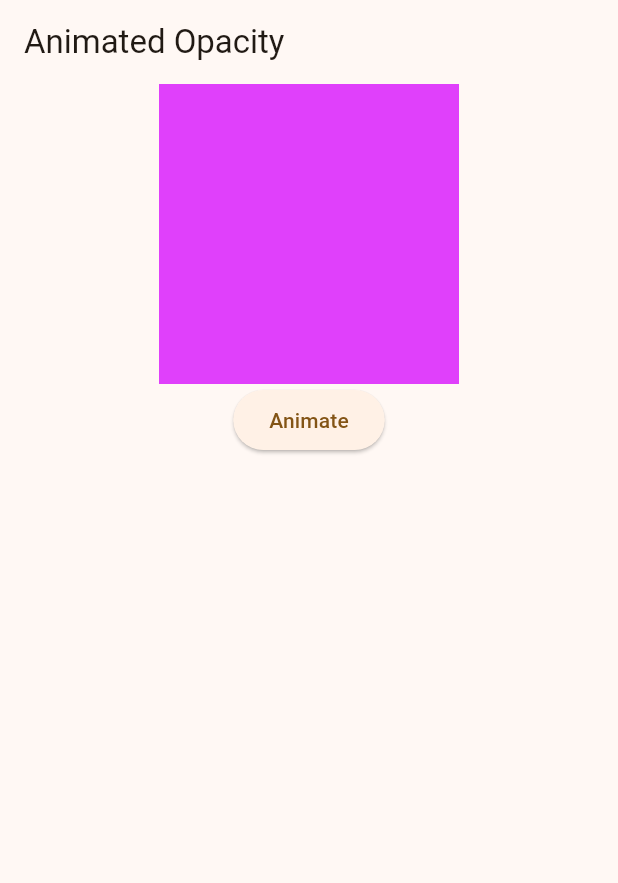
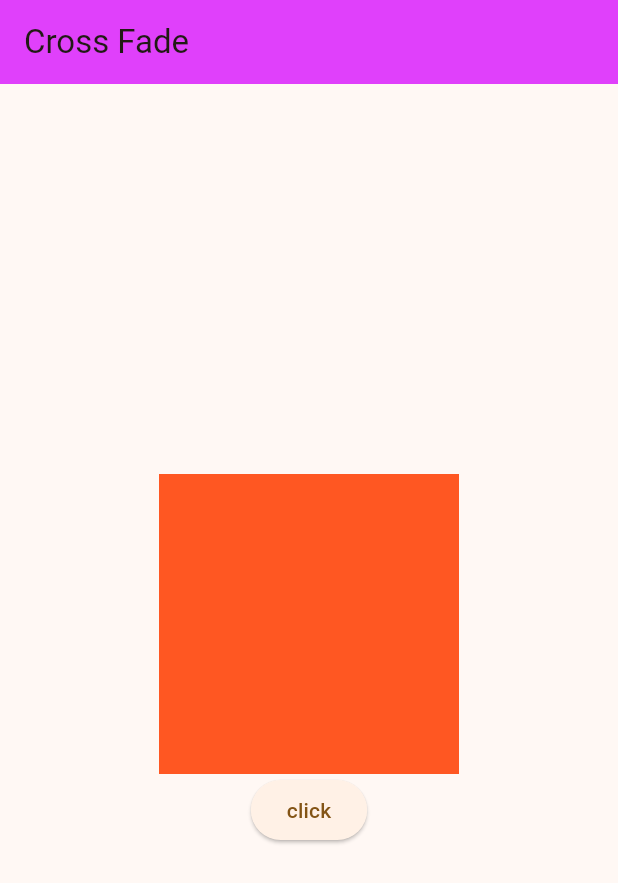
Before and after one commit to akashm936/practiceapp2, a Flutter app: the screen it shows after launch, on a phone screen of 412 x 824 dp. Shown: the top 883 px of the screen. Run offline on Flutter 3.47's test engine with Material 3 defaults, Android fonts, the phone set to English and light mode, and no system bars; our stand-ins replace font_awesome_flutter.

Commit message:
New Widget of AnimatedCrossFade are Applied in the Flutter App

```diff
--- /dev/null
+++ b/lib/AnimationSeries/animatedcrossfade.dart
@@ -0,0 +1,61 @@
+import 'dart:async';
+
+import 'package:flutter/cupertino.dart';
+import 'package:flutter/material.dart';
+
+class AnimatedCrossFadeWidget extends StatefulWidget {
+  @override
+  State<AnimatedCrossFadeWidget> createState() => _AnimatedCrossFadeWidget();
+}
+
+class _AnimatedCrossFadeWidget extends State<AnimatedCrossFadeWidget> {
+
+  bool isFirst = true;
+
+  @override
+  void initState() {
+    super.initState();
+
+    // Timer(Duration(seconds: 4),(){
+    //   reload();
+    // });
+
+
+  }
+
+  void reload(){
+    setState(() {
+      if(isFirst){
+        isFirst = false;
+      }
+      else{
+        isFirst = true;
+      }
+    });
+  }
+  @override
+  Widget build(BuildContext context) {
+    return Scaffold(
+      appBar: AppBar(title: Text("Cross Fade"),backgroundColor: Colors.purpleAccent,),
+      body: Center(
+        child: Column(
+          mainAxisAlignment: MainAxisAlignment.center,
+          children: [
+            AnimatedCrossFade(
+              firstChild: Container(
+                width: 200,
+                height: 200,
+                color: Colors.deepOrange,
+              ),
+              secondChild: Icon(Icons.file_copy, size: 100, color: Colors.deepOrange,),
+              sizeCurve: Curves.easeIn,
+              crossFadeState: isFirst ? CrossFadeState.showFirst : CrossFadeState.showSecond,
+              duration: Duration(seconds: 1),
+            ),
+            ElevatedButton(onPressed: reload, child: Text("click"))
+          ],
+        ),
+      ),
+    );
+  }
+}
--- a/lib/AnimationSeries/animatedopacitywidget.dart
+++ b/lib/AnimationSeries/animatedopacitywidget.dart
@@ -1,4 +1,4 @@
-import 'package:flutter/cupertino.dart';
+
 import 'package:flutter/material.dart';
 
 class AnimatedOpacityWidget extends StatefulWidget {
--- a/lib/main.dart
+++ b/lib/main.dart
@@ -2,6 +2,7 @@ import 'package:flutter/material.dart';
 import 'package:flutter/rendering.dart';
 import 'package:font_awesome_flutter/font_awesome_flutter.dart';
 import 'package:practiceapp2/AnimationSeries/animatedContainerWidget.dart';
+import 'package:practiceapp2/AnimationSeries/animatedcrossfade.dart';
 import 'package:practiceapp2/AnimationSeries/animatedopacitywidget.dart';
 import 'package:practiceapp2/second_screen.dart';
 // import 'package:flutter/src/painting/borders.dart';
@@ -22,7 +23,7 @@ class MyApp extends StatelessWidget {
       theme: ThemeData(
         colorScheme: ColorScheme.fromSeed(seedColor: Colors.orangeAccent),
       ),
-      home: AnimatedOpacityWidget(),
+      home: AnimatedCrossFadeWidget(),
     );
   }
 }
```
